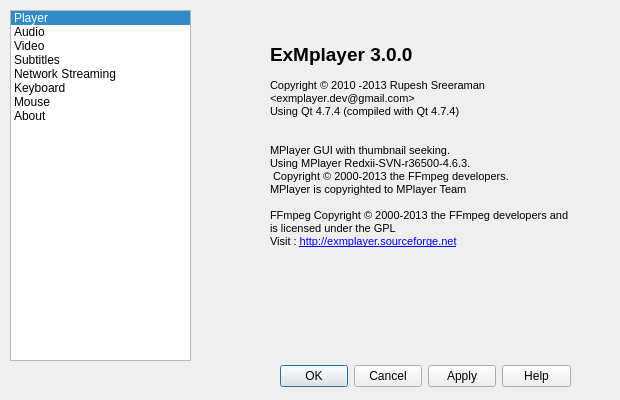
Qt form src/preferencedialog.ui (rupeshs/ExMplayer) before a commit.
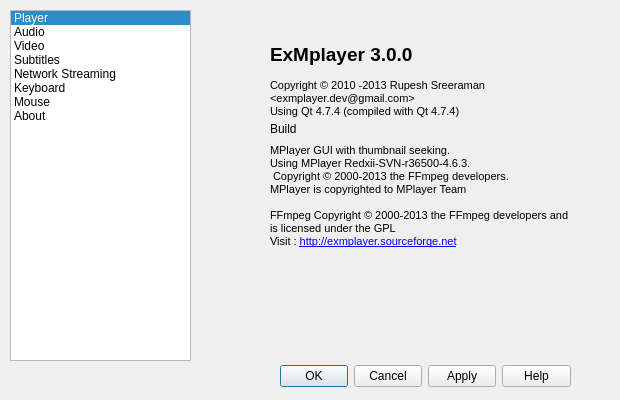
The same form after that commit. The open tabs and pages were chosen to show the change. Icons and pictures are not drawn.

Commit message: linux build 3.0 added Inhibitor

The edit to the form file:
```diff
--- a/src/preferencedialog.ui
+++ b/src/preferencedialog.ui
@@ -1322,13 +1322,16 @@
      <property name="geometry">
       <rect>
        <x>70</x>
-       <y>120</y>
-       <width>261</width>
-       <height>16</height>
+       <y>110</y>
+       <width>301</width>
+       <height>17</height>
       </rect>
      </property>
+     <property name="styleSheet">
+      <string notr="true">font: 8pt &quot;Ubuntu&quot;;</string>
+     </property>
      <property name="text">
-      <string/>
+      <string>Build</string>
      </property>
     </widget>
    </widget>
```
Left out of the diff: 2 changed lines with no effect on the pictures. The commit also changes 17 other files.
